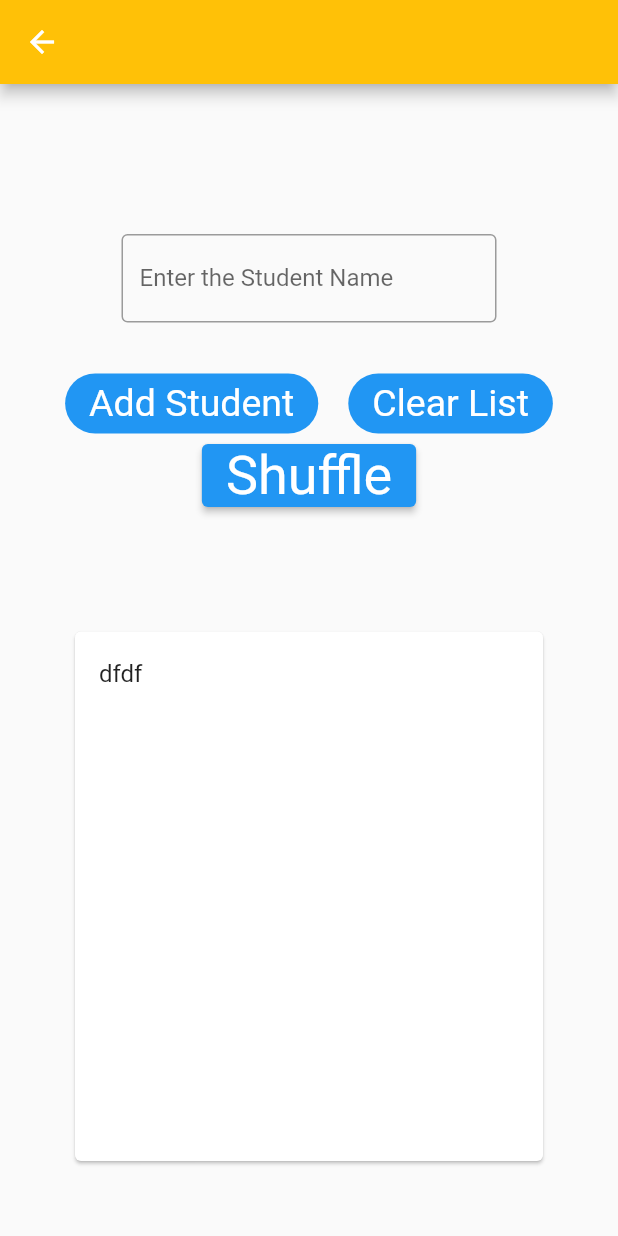
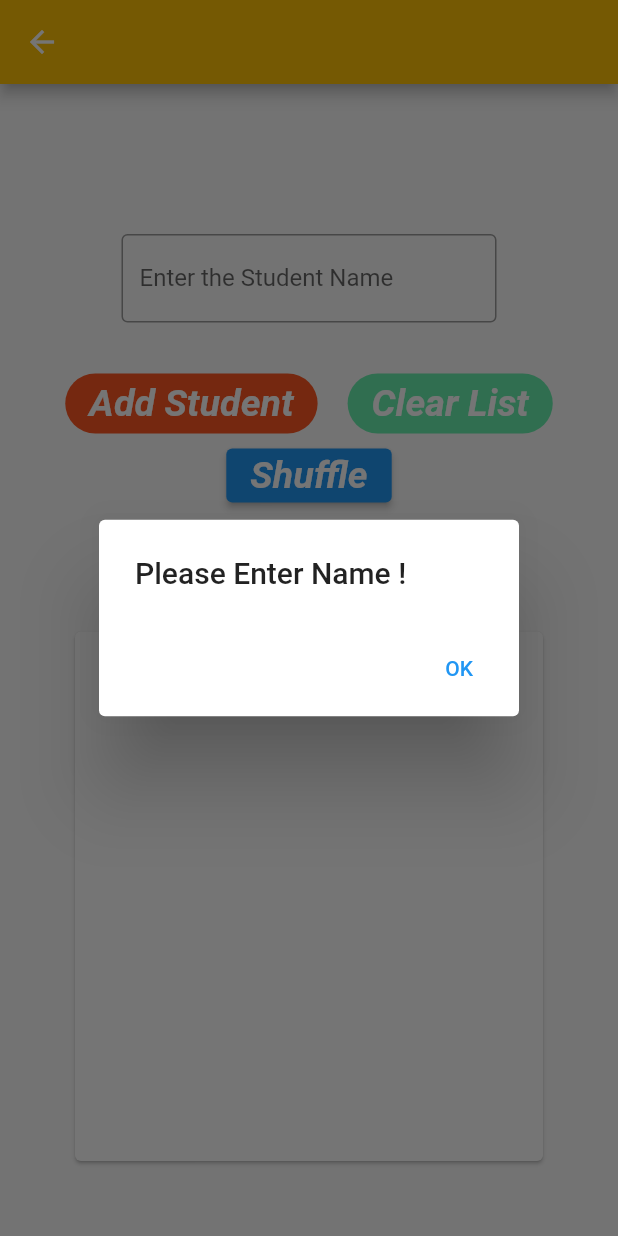
Before and after one commit to AkinduRamsith/Name_Shuffle_App, a Flutter app: the Name screen opened directly, after a tap on "Add Student", on a phone screen of 412 x 824 dp. Run offline on Flutter 3.47's test engine with Material 2 defaults, Android fonts, the phone set to English and light mode, and no system bars.

Commit message:
validations and button style added

```diff
--- a/lib/name_input.dart
+++ b/lib/name_input.dart
@@ -1,3 +1,5 @@
+
+
 import 'package:flutter/material.dart';
 import 'package:name_shuffle_app/shuffle.dart';
 
@@ -9,8 +11,40 @@ class Name extends StatefulWidget {
 }
 
 class _NameState extends State<Name> {
-  List<String> studentList = ["dfdf"];
+  List<String> studentList = [];
   final TextEditingController _studentController = TextEditingController();
+
+
+  void _validateStudent() {
+
+    String studentName = _studentController.text.trim();
+    if (studentName.isEmpty || studentList.contains(studentName)) {
+      showDialog(
+        context: context,
+        builder: (BuildContext context) {
+          return AlertDialog(
+            title: Text(studentName.isEmpty
+                ? 'Please Enter Name !'
+                : 'This name is already exists !'),
+            actions: [
+              TextButton(
+                onPressed: () {
+                  Navigator.of(context).pop();
+                },
+                child: const Text('OK'),
+              ),
+            ],
+          );
+        },
+      );
+    } else {
+      setState(() {
+        studentList.add(_studentController.text);
+        _studentController.clear();
+      });
+    }
+
+}
   @override
   Widget build(BuildContext context) {
     return Scaffold(
@@ -44,12 +78,12 @@ class _NameState extends State<Name> {
                 FilledButton(
                     onPressed: () {
                       setState(() {
-                        studentList.add(_studentController.text);
-                        _studentController.clear();
+                       _validateStudent();
                       });
                     },
                     style: FilledButton.styleFrom(
-                        textStyle: const TextStyle(fontSize: 25)),
+                      backgroundColor: Colors.deepOrange,
+                        textStyle: const TextStyle(fontSize: 25,fontWeight: FontWeight.bold,fontStyle: FontStyle.italic)),
                     child: const Text("Add Student")),
                 const SizedBox(
                   width: 20,
@@ -59,7 +93,8 @@ class _NameState extends State<Name> {
                       setState(() {});
                     },
                     style: FilledButton.styleFrom(
-                        textStyle: const TextStyle(fontSize: 25)),
+                      backgroundColor: Colors.greenAccent,
+                        textStyle: const TextStyle(fontSize: 25,fontWeight: FontWeight.bold,fontStyle: FontStyle.italic)),
                     child: const Text("Clear List")),
               ],
             ),
@@ -74,7 +109,7 @@ class _NameState extends State<Name> {
                         ))));
               },
               style: ElevatedButton.styleFrom(
-                  textStyle: const TextStyle(fontSize: 36)),
+                  textStyle: const TextStyle(fontSize: 25,fontWeight: FontWeight.bold,fontStyle: FontStyle.italic)),
               child: const Text("Shuffle")),
           const SizedBox(
             height: 30,
--- a/lib/shuffle.dart
+++ b/lib/shuffle.dart
@@ -1,7 +1,6 @@
 import 'dart:math';
 
 import 'package:flutter/material.dart';
-import 'package:name_shuffle_app/app.dart';
 
 class Shuffle extends StatefulWidget {
   final List<String> studentList;
@@ -28,10 +27,6 @@ class _ShuffleState extends State<Shuffle> {
           while (current<shuffleName.length) {
             int random=Random().nextInt(cardCount-1);
             groups[random].add(shuffleName[current++]);
-          // List<String> remainingGroup =
-          //     shuffleName.sublist(current, current + remainingSize);
-          // groups.add(remainingGroup);
-          // current += remainingSize;
            size += remainingSize;
         }
        }
```
